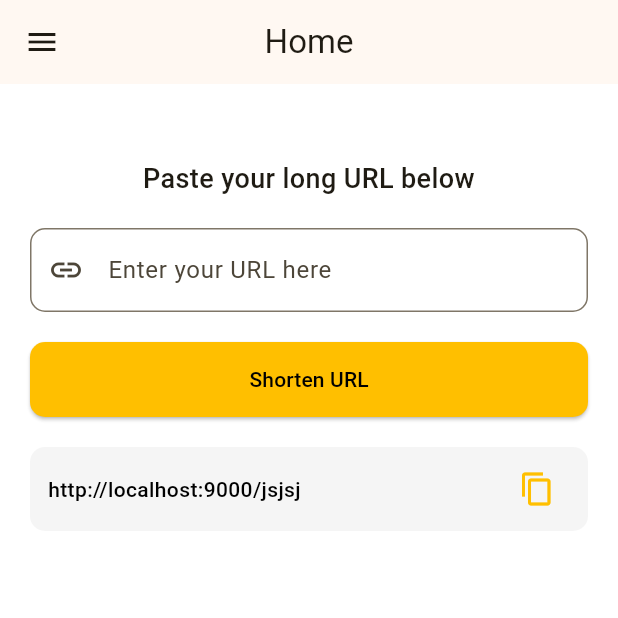
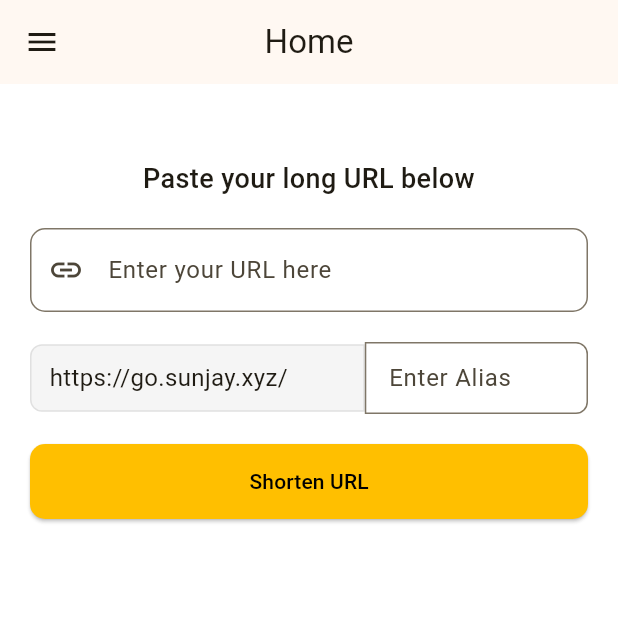
Before and after one commit to sunjay-dev/URL-Shortner-Using-Mongodb, a Flutter app: the HomeScreen screen opened by its route, on a phone screen of 412 x 824 dp, the top half of it. Run offline on Flutter 3.47's test engine with Material 3 defaults, Android fonts, the phone set to English and light mode, and no system bars; our stand-ins replace shared_preferences; accounts and stored records are empty.

Commit message:
alias logic completed in App

```diff
--- a/flutter_app/lib/screens/home_screen.dart
+++ b/flutter_app/lib/screens/home_screen.dart
@@ -34,7 +34,8 @@ class _HomeScreenState extends State<HomeScreen> {
   }
 
   final TextEditingController _urlController = TextEditingController();
-  String? shortUrl = "http://localhost:9000/jsjsj";
+  final TextEditingController _aliasController = TextEditingController();
+  String? shortUrl;
   final formkey = GlobalKey<FormState>();
 
   void handleShortURL() async {
@@ -43,6 +44,7 @@ class _HomeScreenState extends State<HomeScreen> {
     }
 
     final url = _urlController.text;
+    final alias = _aliasController.text;
     final prefs = await SharedPreferences.getInstance();
 
     try {
@@ -52,7 +54,7 @@ class _HomeScreenState extends State<HomeScreen> {
           'Content-Type': 'application/json',
           'authorization': 'Bearer ${prefs.getString('JWT_TOKEN')}',
         },
-        body: jsonEncode({'url': url}),
+        body: jsonEncode({'url': url, 'alias': alias}),
       );
 
       final data = jsonDecode(response.body);
@@ -61,6 +63,7 @@ class _HomeScreenState extends State<HomeScreen> {
           shortUrl = "http://localhost:9000/${data["new"]}";
         });
         _urlController.clear();
+        _aliasController.clear();
       } else {
         ScaffoldMessenger.of(
           context,
@@ -163,6 +166,68 @@ class _HomeScreenState extends State<HomeScreen> {
 
               SizedBox(height: 20),
 
+              Row(
+                children: [
+                  // Left Input (Readonly URL)
+                  Expanded(
+                    flex: 3,
+                    child: Container(
+                      decoration: BoxDecoration(
+                        color: Colors.grey[100],
+                        border: Border.all(color: Colors.grey.shade300),
+                        borderRadius: const BorderRadius.only(
+                          topLeft: Radius.circular(8),
+                          bottomLeft: Radius.circular(8),
+                        ),
+                      ),
+                      child: const Padding(
+                        padding: EdgeInsets.symmetric(
+                          horizontal: 12,
+                          vertical: 10,
+                        ),
+                        child: Text(
+                          "https://go.sunjay.xyz/",
+                          style: TextStyle(fontSize: 16),
+                        ),
+                      ),
+                    ),
+                  ),
+
+                  // Right Input (Alias)
+                  Expanded(
+                    flex: 2,
+                    child: TextFormField(
+                      controller: _aliasController,
+                      decoration: InputDecoration(
+                        hintText: "Enter Alias",
+                        contentPadding: const EdgeInsets.symmetric(
+                          horizontal: 12,
+                          vertical: 10,
+                        ),
+                        border: OutlineInputBorder(
+                          borderSide: BorderSide(color: Colors.grey.shade200),
+                          borderRadius: const BorderRadius.only(
+                            topRight: Radius.circular(8),
+                            bottomRight: Radius.circular(8),
+                          ),
+                        ),
+                        focusedBorder: OutlineInputBorder(
+                          borderSide: const BorderSide(
+                            width: 2,
+                          ),
+                          borderRadius: const BorderRadius.only(
+                            topRight: Radius.circular(8),
+                            bottomRight: Radius.circular(8),
+                          ),
+                        ),
+                      ),
+                    ),
+                  ),
+                ],
+              ),
+
+              SizedBox(height: 20),
+
               ElevatedButton(
                 onPressed: handleShortURL,
                 style: ElevatedButton.styleFrom(
```
Also changed, not shown: .github/workflows/ci.yaml (added).
